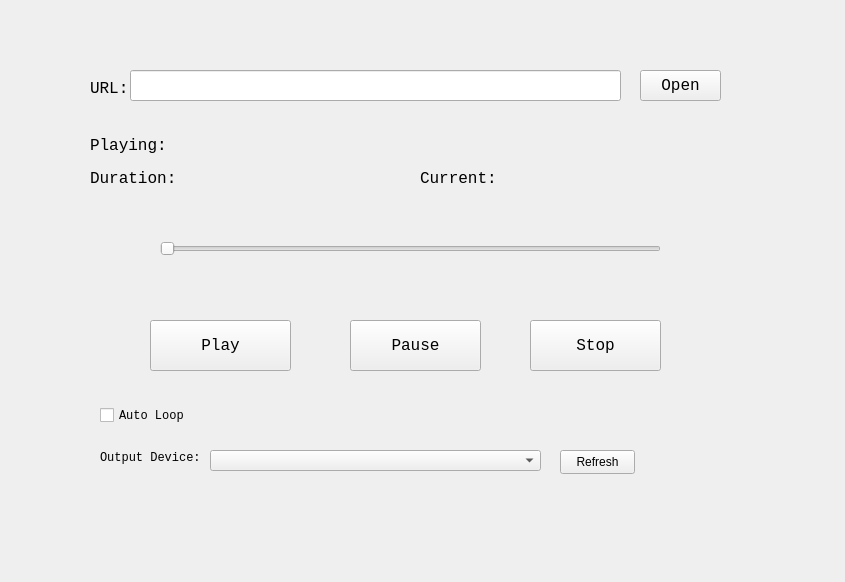
ZillionClay/OrchidPlayer, file Sources/Forms/widget.ui: the form before one commit.
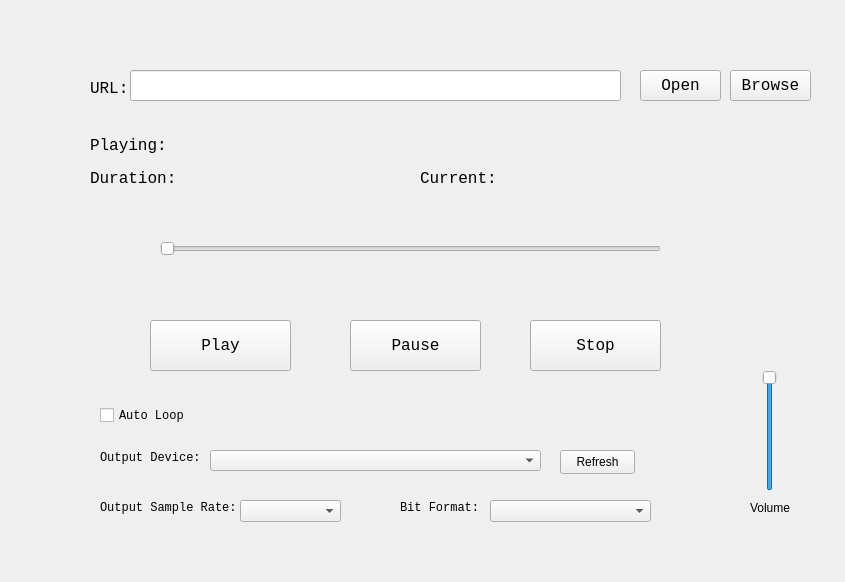
The form after the commit. Custom widgets are drawn as their Qt base class.

Commit message: Volume, Sample Rate, Sample Format controller and Listener.

Diff of the .ui file:
```diff
--- a/Sources/Forms/widget.ui
+++ b/Sources/Forms/widget.ui
@@ -273,6 +273,123 @@
     <string>Refresh</string>
    </property>
   </widget>
+  <widget class="QSlider" name="VolumeSlider">
+   <property name="geometry">
+    <rect>
+     <x>760</x>
+     <y>370</y>
+     <width>20</width>
+     <height>121</height>
+    </rect>
+   </property>
+   <property name="maximum">
+    <number>100</number>
+   </property>
+   <property name="value">
+    <number>100</number>
+   </property>
+   <property name="orientation">
+    <enum>Qt::Vertical</enum>
+   </property>
+  </widget>
+  <widget class="QLabel" name="label_6">
+   <property name="geometry">
+    <rect>
+     <x>750</x>
+     <y>500</y>
+     <width>54</width>
+     <height>16</height>
+    </rect>
+   </property>
+   <property name="text">
+    <string>Volume</string>
+   </property>
+  </widget>
+  <widget class="QPushButton" name="BrowseButton">
+   <property name="geometry">
+    <rect>
+     <x>730</x>
+     <y>70</y>
+     <width>81</width>
+     <height>31</height>
+    </rect>
+   </property>
+   <property name="font">
+    <font>
+     <family>Consolas</family>
+     <pointsize>12</pointsize>
+    </font>
+   </property>
+   <property name="text">
+    <string>Browse</string>
+   </property>
+  </widget>
+  <widget class="QComboBox" name="SampleRateBox">
+   <property name="geometry">
+    <rect>
+     <x>240</x>
+     <y>500</y>
+     <width>101</width>
+     <height>22</height>
+    </rect>
+   </property>
+   <property name="font">
+    <font>
+     <family>Consolas</family>
+    </font>
+   </property>
+  </widget>
+  <widget class="QComboBox" name="BitFormatBox">
+   <property name="geometry">
+    <rect>
+     <x>490</x>
+     <y>500</y>
+     <width>161</width>
+     <height>22</height>
+    </rect>
+   </property>
+   <property name="font">
+    <font>
+     <family>Consolas</family>
+    </font>
+   </property>
+  </widget>
+  <widget class="QLabel" name="label_7">
+   <property name="geometry">
+    <rect>
+     <x>100</x>
+     <y>500</y>
+     <width>141</width>
+     <height>16</height>
+    </rect>
+   </property>
+   <property name="font">
+    <font>
+     <family>Consolas</family>
+    </font>
+   </property>
+   <property name="text">
+    <string>Output Sample Rate:</string>
+   </property>
+  </widget>
+  <widget class="QLabel" name="label_8">
+   <property name="geometry">
+    <rect>
+     <x>400</x>
+     <y>500</y>
+     <width>81</width>
+     <height>16</height>
+    </rect>
+   </property>
+   <property name="font">
+    <font>
+     <family>Consolas</family>
+    </font>
+   </property>
+   <property name="text">
+    <string>Bit Format:</string>
+   </property>
+  </widget>
  </widget>
  <customwidgets>
   <customwidget>
```
Left out of the diff: 21 changed lines with no effect on the pictures. The commit also changes 11 other files.
